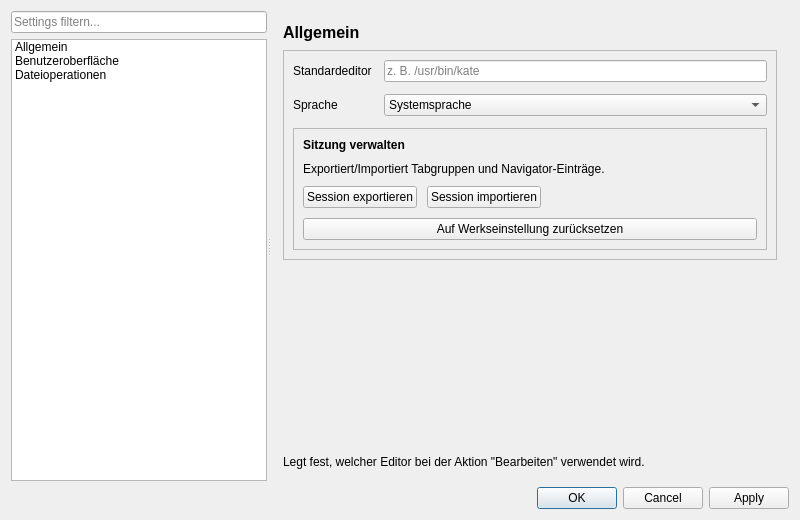
Old version of the form src/ui/settings.ui in the repository acambule/tablion.
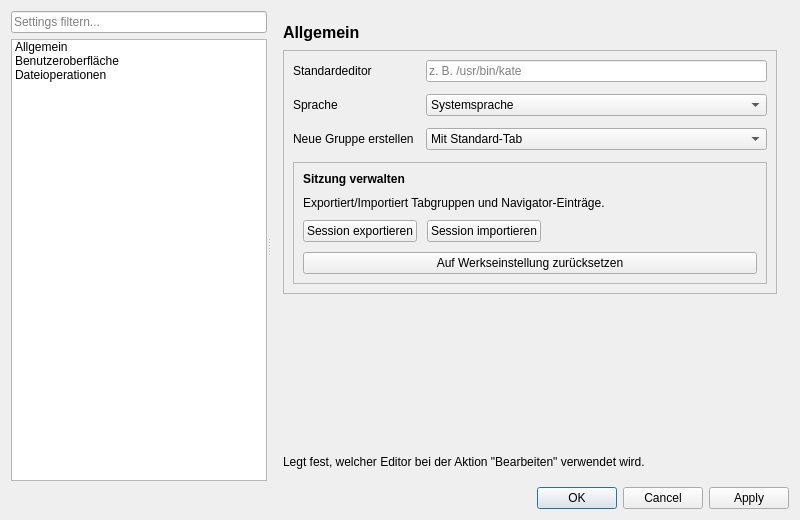
New version of the form. Icons and pictures are not drawn.

Commit message:
feat(grouping): implement group creation behavior and settings
Add functionality to create groups with options for default tab or current tabs.
Enhance settings dialog to allow users to select their preferred group creation behavior.
Update translations for new group creation options.

```diff
--- a/src/ui/settings.ui
+++ b/src/ui/settings.ui
@@ -189,6 +189,27 @@
                           </item>
                          </widget>
                         </item>
+                        <item row="2" column="0">
+                         <widget class="QLabel" name="groupCreationBehaviorLabel">
+                          <property name="text">
+                           <string>Neue Gruppe erstellen</string>
+                          </property>
+                         </widget>
+                        </item>
+                        <item row="2" column="1">
+                         <widget class="QComboBox" name="groupCreationBehaviorCombo">
+                          <item>
+                           <property name="text">
+                            <string>Mit Standard-Tab</string>
+                           </property>
+                          </item>
+                          <item>
+                           <property name="text">
+                            <string>Aktuelle Tabs übernehmen</string>
+                           </property>
+                          </item>
+                         </widget>
+                        </item>
                       </layout>
                      </item>
                      <item>
```
The commit also changes 10 other files.
